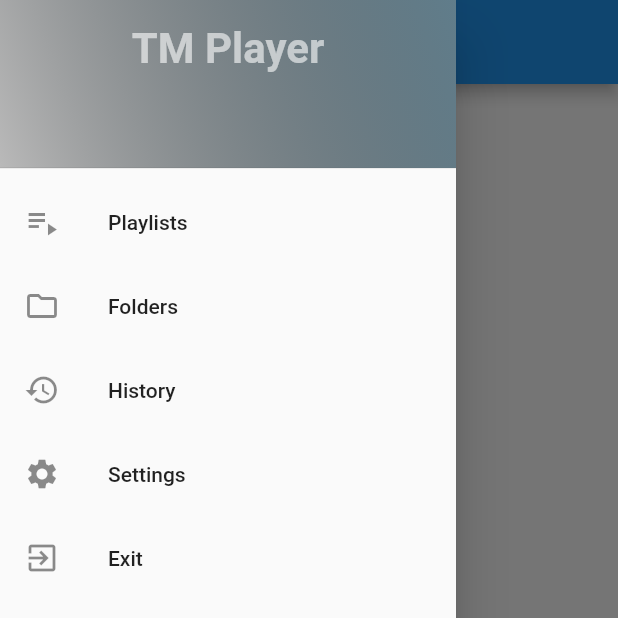
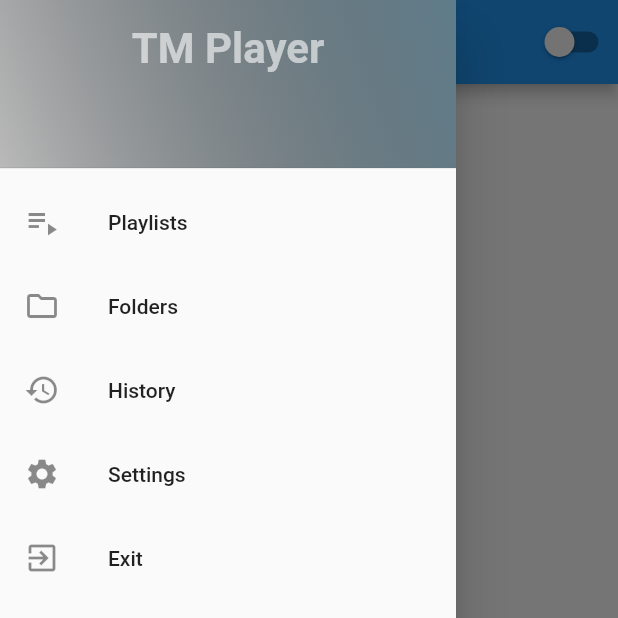
Before and after one commit to SyedWajihUlHassan/TM-player, a Flutter app: the screen it shows after launch, with the side drawer open, on a phone screen of 412 x 824 dp, the top half of it. Run offline on Flutter 3.47's test engine with Material 2 defaults, Android fonts, the phone set to English and light mode, and no system bars; our stand-ins replace google_fonts; Roboto replaces fonts that are missing (Abel).

Commit message:
theme Change on toggle done

```diff
--- a/lib/main.dart
+++ b/lib/main.dart
@@ -1,4 +1,5 @@
 import 'package:flutter/material.dart';
+import 'package:provider/provider.dart';
 import 'package:tmplayer/theme/my_themes.dart';
 import 'package:tmplayer/view/home.dart';
 
@@ -9,14 +10,19 @@ void main() {
 class MyApp extends StatelessWidget {
   // This widget is the root of your application.
   @override
-  Widget build(BuildContext context) {
+  Widget build(BuildContext context) => ChangeNotifierProvider(create: (context) => ThemeProvider(),
+  builder: (context, _)
+  {
+    final themeProvider = Provider.of<ThemeProvider>(context);
+
     return MaterialApp(
       debugShowCheckedModeBanner: false,
       title: 'TM Player',
-      themeMode: ThemeMode.system,
+      themeMode: themeProvider.themeMode,
       theme: MyThemes.lightTheme,
       darkTheme: MyThemes.darkTheme,
       home: Home(title: 'TM Player'),
     );
   }
+  );
 }
--- /dev/null
+++ b/lib/theme/change_theme_button_widget.dart
@@ -0,0 +1,23 @@
+import 'package:flutter/material.dart';
+import 'package:provider/provider.dart';
+import 'package:tmplayer/theme/my_themes.dart';
+
+
+
+class ChangeThemeButtonWidget extends StatelessWidget {
+  const ChangeThemeButtonWidget({Key key}) : super(key: key);
+
+  @override
+  Widget build(BuildContext context) {
+    final themeProvider = Provider.of<ThemeProvider>(context);
+
+
+    return Switch.adaptive(
+        value: themeProvider.isDarkMode,
+      onChanged: (value) {
+        final provider = Provider.of<ThemeProvider>(context, listen: false);
+        provider.toggleTheme(value);
+      },
+    );
+  }
+}
--- a/lib/theme/my_themes.dart
+++ b/lib/theme/my_themes.dart
@@ -1,4 +1,16 @@
 import 'package:flutter/material.dart';
+
+class ThemeProvider extends ChangeNotifier{
+ ThemeMode themeMode = ThemeMode.light;
+
+
+ bool get isDarkMode => themeMode == ThemeMode.dark;
+
+ void toggleTheme(bool isOn){
+   themeMode = isOn ? ThemeMode.dark : ThemeMode.light;
+   notifyListeners();
+ }
+}
 
 class MyThemes {
   static final darkTheme = ThemeData(
--- a/lib/view/home.dart
+++ b/lib/view/home.dart
@@ -1,6 +1,8 @@
 
 import 'package:flutter/material.dart';
 import 'package:google_fonts/google_fonts.dart';
+import 'package:tmplayer/theme/change_theme_button_widget.dart';
+
 
 class Home extends StatefulWidget {
   final String title;
@@ -20,6 +22,9 @@ class _HomeState extends State<Home> {
       appBar: AppBar(
         centerTitle: true,
         title: Text(widget.title),
+        actions: [
+          ChangeThemeButtonWidget(),
+        ],
       ),
       body: Container(
         child: Text("add folders here"),
--- a/pubspec.yaml
+++ b/pubspec.yaml
@@ -29,6 +29,7 @@ dependencies:
   # Use with the CupertinoIcons class for iOS style icons.
   cupertino_icons: ^1.0.2
   google_fonts: ^2.1.0
+  provider: ^5.0.0
 
 dev_dependencies:
   flutter_test:
```
Also changed, not shown: pubspec.lock.
